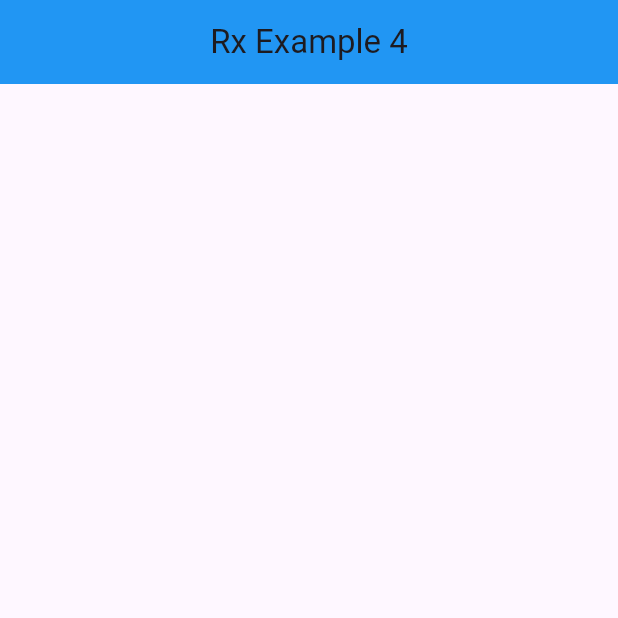
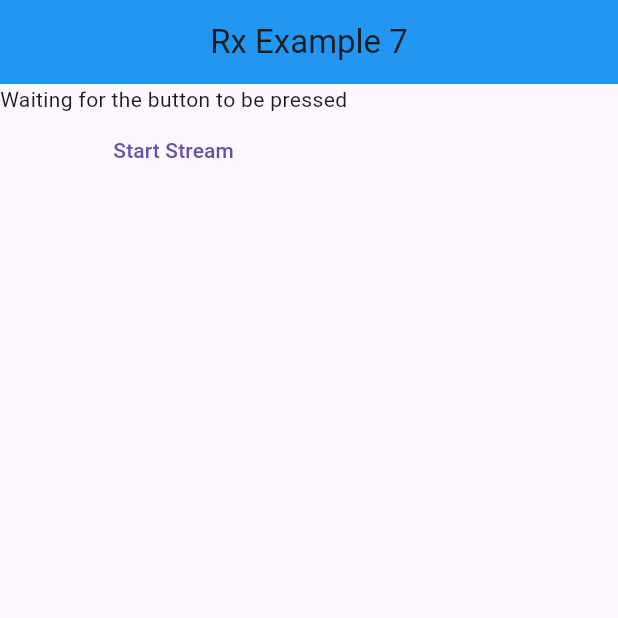
Before and after one commit to Marach8/FlutterStateManagementPracticeProject_RxDart, a Flutter app: the screen it shows after launch, on a phone screen of 412 x 824 dp, the top half of it. Run offline on Flutter 3.47's test engine with Material 3 defaults, Android fonts, the light colour scheme and no system bars; our stand-ins replace flutter_hooks, rxdart.

Commit message:
Learned about the switchMap operator in RxDart

```diff
--- a/rxdart_practice_course/lib/main.dart
+++ b/rxdart_practice_course/lib/main.dart
@@ -5,6 +5,7 @@ import 'package:rxdart_practice_course/rx_example3/example3.dart';
 import 'package:rxdart_practice_course/rx_example4/example4.dart';
 import 'package:rxdart_practice_course/rx_example5/example5.dart';
 import 'package:rxdart_practice_course/rx_example6/example6.dart';
+import 'package:rxdart_practice_course/rx_example7/example7.dart';
 
 void main() {runApp(const MyApp());}
 
@@ -20,7 +21,7 @@ class MyApp extends StatelessWidget {
         useMaterial3: true,
         unselectedWidgetColor: Colors.yellow
       ),
-      home: const Example6()
+      home: const Example7()
     );
   }
 }
--- /dev/null
+++ b/rxdart_practice_course/lib/rx_example7/example7.dart
@@ -0,0 +1,56 @@
+import 'package:flutter/material.dart';
+import 'package:rxdart/rxdart.dart';
+import 'dart:developer' as marach show log;
+
+extension LogValue on Object{
+  void logV() => marach.log(toString());
+}
+
+class Example7 extends StatefulWidget {
+  const Example7({super.key});
+
+  @override
+  State<Example7> createState() => _Example6State();
+}
+
+class _Example6State extends State<Example7> {
+  late final BehaviorSubject<DateTime> subject;
+  late final Stream<String> stream;
+
+  @override
+  void initState(){
+    super.initState();
+    subject = BehaviorSubject<DateTime>();
+    stream = subject.switchMap((dateTime)
+      => Stream.periodic(const Duration(seconds: 1), (count)
+        => 'Stream count = $count, dateTime = $dateTime'));
+  }
+
+  @override
+  void dispose(){subject.close(); super.dispose();}
+
+  @override
+  Widget build(BuildContext context) {
+    return Scaffold(
+      appBar: AppBar(title: const Text('Rx Example 7'), centerTitle: true),
+      body: Column(
+        children: [
+          StreamBuilder(
+            stream: stream,
+            builder: (context, snapshot) {
+              if (snapshot.hasData){
+                return Text(snapshot.data!);
+              } else {
+                return const Text('Waiting for the button to be pressed');
+              }
+            }
+          ),
+          TextButton(
+            onPressed: () => subject.add(DateTime.now()),
+            child: const Text('Start Stream')
+          )
+        ]
+      )
+    );
+  }
+}
```
